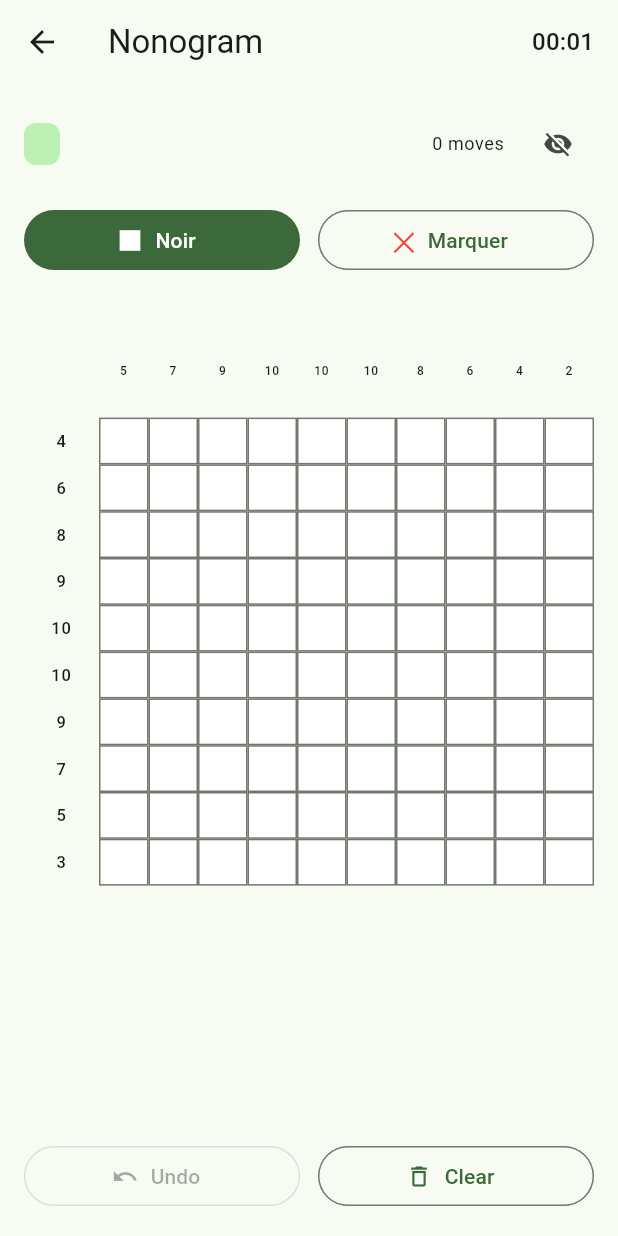
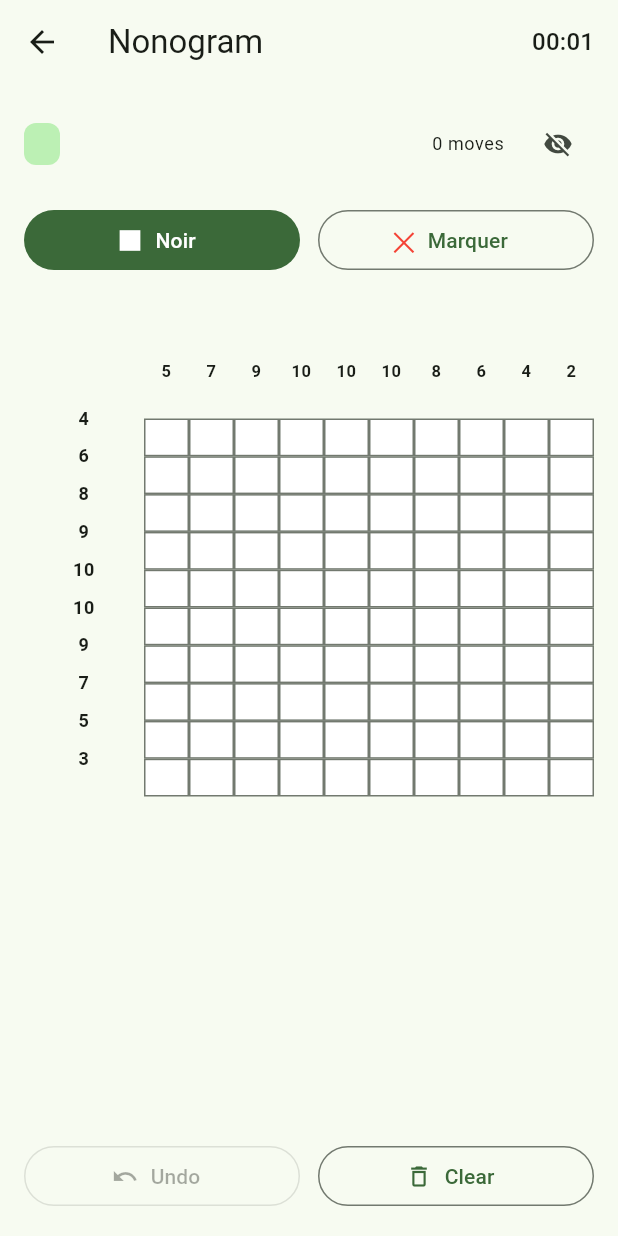
Before and after one commit to isabelleperodeau/maze-lab, a Flutter app: the NonogramScreen screen opened directly with empty values, on a phone screen of 412 x 824 dp. Run offline on Flutter 3.47's test engine with Material 3 defaults, Android fonts, the phone set to English and light mode, and no system bars; our stand-ins replace flutter_riverpod, flutter_secure_storage, go_router, google_sign_in, sign_in_with_apple; accounts and stored records are empty; network calls fail.

Commit message:
Improve nonogram UI: larger hints and better space utilization
Changes:
- Increase hint area width from 50 to 80 pixels
- Increase row hint font size from default to 12 (bodySmall + bold)
- Increase column hint font size from 8 to 11 (bodySmall + bold)
- Increase column hint area height from 2x to 2.5x cell size
- Add font weight and better text styling for readability
- Better available width calculation for responsive layouts
- Column hints: add maxLines and overflow handling

Fixes scrolling issues and improves hint visibility on all screen sizes,
especially for smaller grids (6x6 easy mode).

Co-Authored-By: Claude Haiku 4.5 <noreply@anthropic.com>

```diff
--- a/lib/games/nonogram/nonogram_screen.dart
+++ b/lib/games/nonogram/nonogram_screen.dart
@@ -339,10 +339,10 @@ class _NonogramGridState extends ConsumerState<_NonogramGrid> {
     if (gridBox == null) return;
 
     final localPosition = gridBox.globalToLocal(event.position);
-    final maxHintWidth = 50.0;
+    final hintWidth = 80.0;
     final hintRowHeight = cellSize * 2;
 
-    final adjustedX = localPosition.dx - maxHintWidth;
+    final adjustedX = localPosition.dx - hintWidth;
     final adjustedY = localPosition.dy - hintRowHeight;
 
     if (adjustedX < 0 || adjustedY < 0) return;
@@ -362,8 +362,10 @@ class _NonogramGridState extends ConsumerState<_NonogramGrid> {
   @override
   Widget build(BuildContext context) {
     final theme = Theme.of(context);
-    final cellSize = (MediaQuery.of(context).size.width - 100) / widget.board[0].length;
-    final maxHintWidth = 50.0;
+    final gridSize = widget.board[0].length;
+    final availableWidth = MediaQuery.of(context).size.width - 80;
+    final hintWidth = 80.0;
+    final cellSize = (availableWidth - hintWidth) / gridSize;
 
     return Listener(
       onPointerDown: (event) {
@@ -381,7 +383,7 @@ class _NonogramGridState extends ConsumerState<_NonogramGrid> {
           crossAxisAlignment: CrossAxisAlignment.start,
           children: [
             SizedBox(
-              width: maxHintWidth,
+              width: hintWidth,
               child: Column(
                 children: [
                   SizedBox(height: cellSize * 2),
@@ -391,8 +393,13 @@ class _NonogramGridState extends ConsumerState<_NonogramGrid> {
                       child: Center(
                         child: Text(
                           widget.rowHints[row].join(','),
-                          style: theme.textTheme.labelSmall,
+                          style: theme.textTheme.bodySmall?.copyWith(
+                            fontWeight: FontWeight.w600,
+                            fontSize: 12,
+                          ),
                           textAlign: TextAlign.center,
+                          maxLines: 2,
+                          overflow: TextOverflow.ellipsis,
                         ),
                       ),
                     );
@@ -404,14 +411,17 @@ class _NonogramGridState extends ConsumerState<_NonogramGrid> {
               child: Column(
                 children: [
                   SizedBox(
-                    height: cellSize * 2,
+                    height: cellSize * 2.5,
                     child: Row(
                       children: List.generate(widget.board[0].length, (col) {
                         return Expanded(
                           child: Center(
                             child: Text(
                               widget.colHints[col].join('\n'),
-                              style: theme.textTheme.labelSmall?.copyWith(fontSize: 8),
+                              style: theme.textTheme.bodySmall?.copyWith(
+                                fontWeight: FontWeight.w600,
+                                fontSize: 11,
+                              ),
                               textAlign: TextAlign.center,
                             ),
                           ),
```
